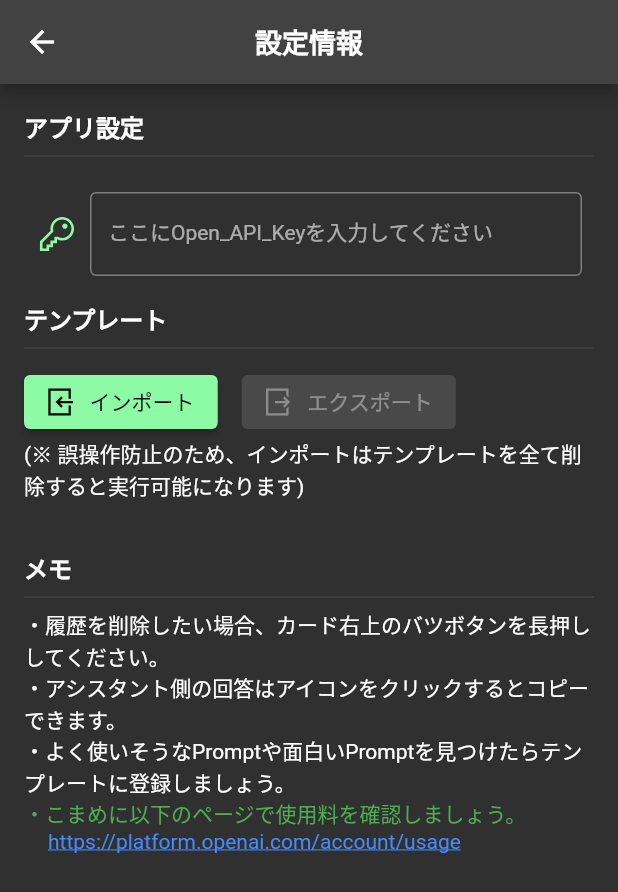
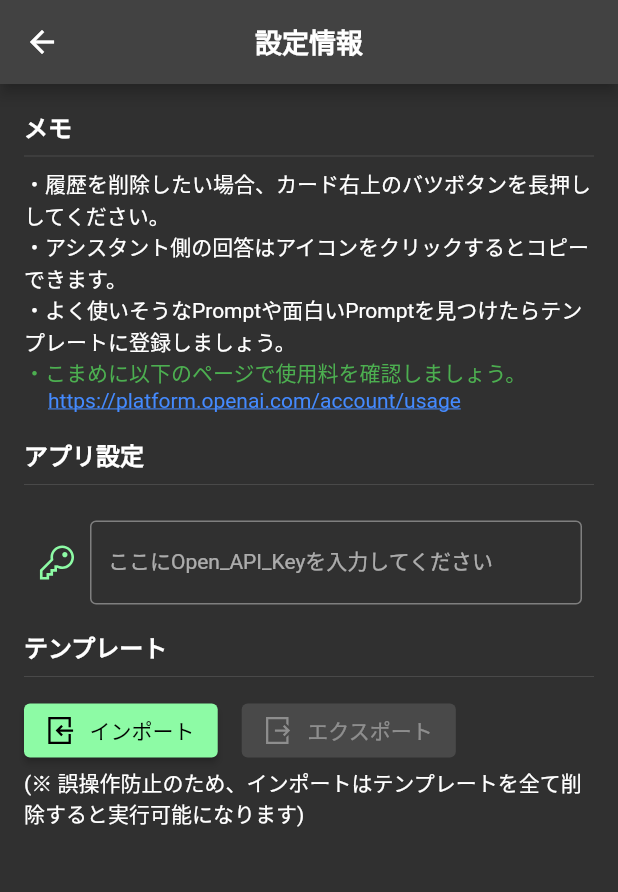
Before and after one commit to hotdrop/my-assistant, a Flutter app: the SettingsPage screen opened directly, on a phone screen of 412 x 824 dp. Shown: the top 892 px of the screen. Run offline on Flutter 3.47's test engine with Material 2 defaults, Android fonts, the phone set to English and light mode, and no system bars; our stand-ins replace file_picker, firebase_core, flutter_markdown, flutter_riverpod, freezed_annotation, hive_flutter and 5 more; missing offline and left inert: dart:html, fast_cached_network_image, flutter_highlighter, image_network, markdown; accounts and stored records are empty; generated files the repository leaves out were written again; Roboto replaces fonts that are missing (Note Sans JP).

Commit message:
fix: 設定画面の項目が使いづらかったので一部微修正

```diff
--- a/lib/ui/setting/settings_page.dart
+++ b/lib/ui/setting/settings_page.dart
@@ -25,6 +25,10 @@ class SettingsPage extends StatelessWidget {
         child: Column(
           crossAxisAlignment: CrossAxisAlignment.start,
           children: [
+            AppText.large('メモ', isBold: true),
+            const Divider(),
+            const _ViewMemoList(),
+            const SizedBox(height: 16),
             AppText.large('アプリ設定', isBold: true),
             const Divider(),
             const SizedBox(height: 16),
@@ -43,10 +47,6 @@ class SettingsPage extends StatelessWidget {
             ),
             AppText.normal('(※ 誤操作防止のため、インポートはテンプレートを全て削除すると実行可能になります)'),
             const _ViewTempleteMessage(),
-            const SizedBox(height: 16),
-            AppText.large('メモ', isBold: true),
-            const Divider(),
-            const _ViewMemoList(),
           ],
         ),
       ),
```
